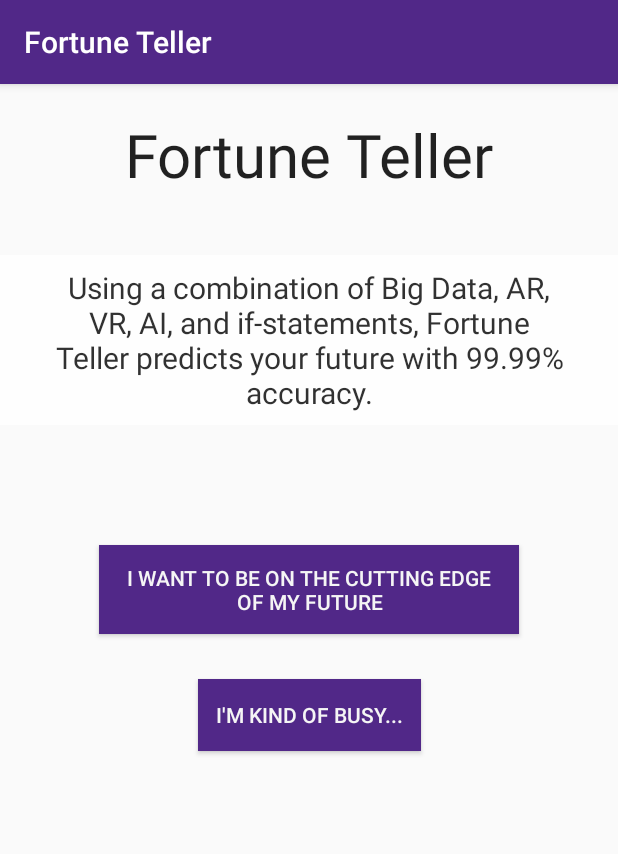
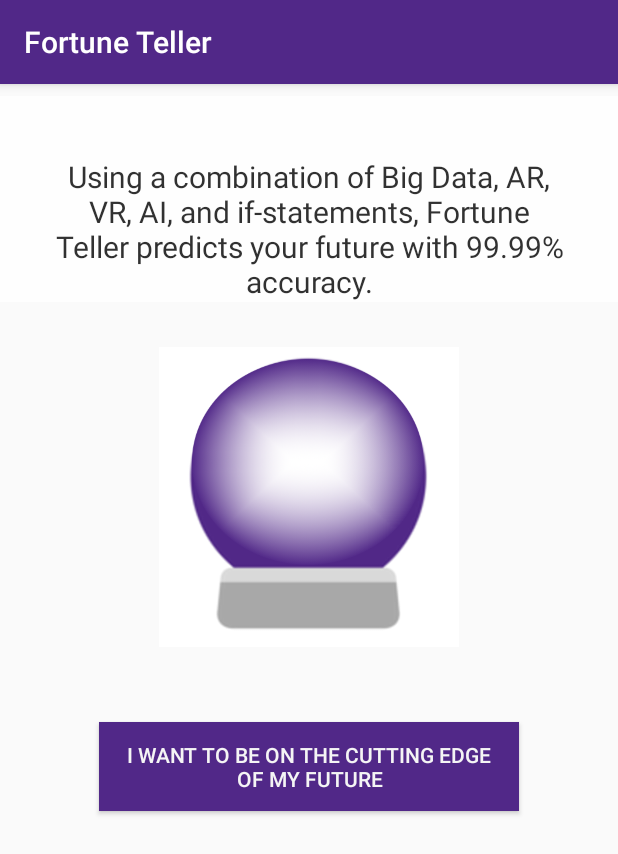
Before and after one commit to KSU-Mobile-Dev-Club/FortuneTeller, an Android app: the screen it shows after launch (MainActivity), on a phone screen of 412 x 824 dp. Shown: the top 854 px of the screen. Run offline under Robolectric (Android 15) with nearby library versions, the phone set to English and light mode, and no system bars.

Commit message:
Redesigning activity_main and adding animation

```diff
--- a/app/src/main/java/com/example/laurel/fortuneteller/MainActivity.java
+++ b/app/src/main/java/com/example/laurel/fortuneteller/MainActivity.java
@@ -1,24 +1,36 @@
 package com.example.laurel.fortuneteller;
 
 import android.content.Intent;
+import android.graphics.drawable.AnimationDrawable;
+import android.os.Handler;
 import android.support.v7.app.AppCompatActivity;
 import android.os.Bundle;
 import android.view.View;
-import android.widget.Button;
+import android.view.animation.Animation;
 
 public class MainActivity extends AppCompatActivity implements View.OnClickListener {
+    private AnimationDrawable animation;
+    private static final int ANIMATION_TIME_OUT = 1200;
 
     @Override
     protected void onCreate(Bundle savedInstanceState) {
         super.onCreate(savedInstanceState);
         setContentView(R.layout.activity_main);
+        animation = (AnimationDrawable) findViewById(R.id.crystal_ball).getBackground();
+        findViewById(R.id.yes_button).setOnClickListener(this);
 
-        findViewById(R.id.yesButton).setOnClickListener(this);
-        findViewById(R.id.noButton).setOnClickListener(this);
     }
 
     @Override
     public void onClick(View v) {
-        startActivity(new Intent(this, DataEntryActivity.class));
+        animation.start();
+
+        new Handler().postDelayed(new Runnable(){
+            @Override
+            public void run() {
+                animation.stop();
+                startActivity(new Intent(MainActivity.this, DataEntryActivity.class));
+            }
+        }, ANIMATION_TIME_OUT);
     }
 }
--- a/app/src/main/res/layout/activity_main.xml
+++ b/app/src/main/res/layout/activity_main.xml
@@ -8,62 +8,43 @@
 
 
     <TextView
-        android:id="@+id/titleLabel"
-        style="@style/titleStyle"
-        android:layout_width="wrap_content"
+        android:id="@+id/intro_text"
+        style="@style/textStyle"
+        android:layout_width="match_parent"
         android:layout_height="wrap_content"
-        android:layout_marginEnd="8dp"
-        android:layout_marginLeft="8dp"
-        android:layout_marginRight="8dp"
-        android:layout_marginStart="8dp"
-        android:layout_marginTop="20dp"
-        android:text="@string/title"
-        android:textSize="40sp"
+        android:layout_marginTop="8dp"
+        android:alpha="0.8"
+        android:background="#FFFFFF"
+        android:paddingLeft="20dp"
+        android:paddingRight="20dp"
+        android:paddingTop="40dp"
+        android:text="@string/description"
+        android:textAlignment="center"
+        android:textSize="20sp"
         app:layout_constraintEnd_toEndOf="parent"
         app:layout_constraintStart_toStartOf="parent"
         app:layout_constraintTop_toTopOf="parent" />
 
-    <TextView
-        android:id="@+id/introLabel"
-        style="@style/textStyle"
-        android:layout_width="match_parent"
-        android:layout_height="wrap_content"
-        android:layout_marginTop="40dp"
-        android:paddingLeft="20dp"
-        android:paddingRight="20dp"
-        android:paddingTop="8dp"
-        android:paddingBottom="8dp"
-        android:background="#FFFFFF"
-        android:text="@string/description"
-        android:textAlignment="center"
-        android:textSize="20sp"
-        android:alpha="0.8"
+    <ImageView
+        android:id="@+id/crystal_ball"
+        android:layout_width="200dp"
+        android:layout_height="200dp"
+        android:background="@drawable/crystal_ball_animation"
+        android:layout_marginTop="30dp"
         app:layout_constraintEnd_toEndOf="parent"
         app:layout_constraintStart_toStartOf="parent"
-        app:layout_constraintTop_toBottomOf="@id/titleLabel" />
+        app:layout_constraintTop_toBottomOf="@+id/intro_text" />
 
     <Button
-        android:id="@+id/yesButton"
+        android:id="@+id/yes_button"
         style="@style/buttonStyle"
         android:layout_width="wrap_content"
         android:layout_height="wrap_content"
-        android:layout_marginTop="80dp"
         android:width="280dp"
-        android:text="@string/accept_quiz"
+        android:layout_marginTop="50dp"
+        android:text="@string/tell_fortune_button"
         app:layout_constraintEnd_toEndOf="parent"
         app:layout_constraintStart_toStartOf="parent"
-        app:layout_constraintTop_toBottomOf="@id/introLabel" />
-
-    <Button
-        android:id="@+id/noButton"
-        style="@style/buttonStyle"
-        android:layout_height="wrap_content"
-        android:layout_width="wrap_content"
-        android:layout_marginTop="30dp"
-        android:text="@string/reject_quiz"
-        app:layout_constraintEnd_toEndOf="parent"
-        app:layout_constraintStart_toStartOf="parent"
-        app:layout_constraintTop_toBottomOf="@id/yesButton" />
-
+        app:layout_constraintTop_toBottomOf="@+id/crystal_ball" />
 
 </android.support.constraint.ConstraintLayout>
--- a/app/src/main/res/values/strings.xml
+++ b/app/src/main/res/values/strings.xml
@@ -2,8 +2,7 @@
     <string name="app_name">Fortune Teller</string>
     <string name="title">Fortune Teller</string>
     <string name="description">Using a combination of Big Data, AR, VR, AI, and if-statements, Fortune Teller predicts your future with 99.99% accuracy.</string>
-    <string name="accept_quiz">I want to be on the cutting edge of my future</string>
-    <string name="reject_quiz">I\'m kind of busy...</string>
+    <string name="tell_fortune_button">I want to be on the cutting edge of my future</string>
     <string name="quiz_directions">Please answer a few questions to help our fortune teller better predict your future.</string>
     <string name="question1_name">Name</string>
     <string name="question2_email">Email address</string>
```
